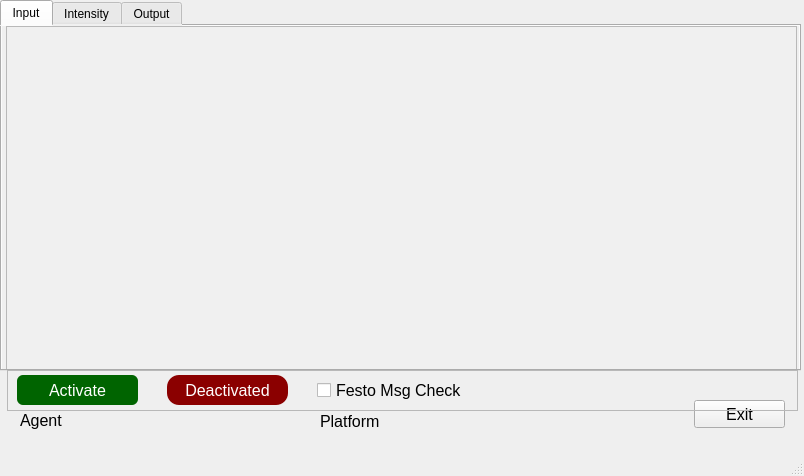
First picture: the form in runtime/main_gui.ui, repository michaelmargolis/MdxMotionPlatformV3, before the edit.
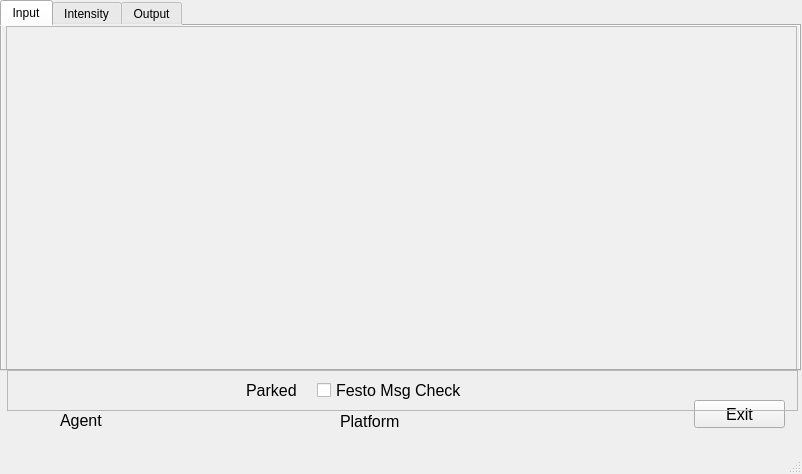
Second picture: the form after the edit.

Diff of the .ui file:
```diff
--- a/runtime/main_gui.ui
+++ b/runtime/main_gui.ui
@@ -6,8 +6,8 @@
    <rect>
     <x>0</x>
     <y>0</y>
-    <width>804</width>
-    <height>476</height>
+    <width>802</width>
+    <height>474</height>
    </rect>
   </property>
   <property name="windowTitle">
@@ -133,9 +133,9 @@
    <widget class="QLabel" name="lbl_client">
     <property name="geometry">
      <rect>
-      <x>20</x>
+      <x>60</x>
       <y>410</y>
-      <width>261</width>
+      <width>231</width>
       <height>20</height>
      </rect>
     </property>
@@ -169,7 +169,7 @@
    <widget class="QLabel" name="lbl_platform">
     <property name="geometry">
      <rect>
-      <x>320</x>
+      <x>340</x>
       <y>411</y>
       <width>231</width>
       <height>21</height>
@@ -202,48 +202,6 @@
     <property name="frameShadow">
      <enum>QFrame::Raised</enum>
     </property>
-    <widget class="QPushButton" name="btn_activate">
-     <property name="geometry">
-      <rect>
-       <x>10</x>
-       <y>5</y>
-       <width>121</width>
-       <height>30</height>
-      </rect>
-     </property>
-     <property name="font">
-      <font>
-       <pointsize>12</pointsize>
-      </font>
-     </property>
-     <property name="styleSheet">
-      <string notr="true">color: white; background-color : darkgreen; border-radius:6px; border: 0px</string>
-     </property>
-     <property name="text">
-      <string>Activate</string>
-     </property>
-    </widget>
-    <widget class="QPushButton" name="btn_deactivate">
-     <property name="geometry">
-      <rect>
-       <x>160</x>
-       <y>5</y>
-       <width>121</width>
-       <height>30</height>
-      </rect>
-     </property>
-     <property name="font">
-      <font>
-       <pointsize>12</pointsize>
-      </font>
-     </property>
-     <property name="styleSheet">
-      <string notr="true">color: white; background-color : darkred; border-radius:12px; border: 0px</string>
-     </property>
-     <property name="text">
-      <string>Deactivated</string>
-     </property>
-    </widget>
     <widget class="QLabel" name="lbl_festo_status">
      <property name="geometry">
       <rect>
@@ -280,6 +238,24 @@
       <string>Festo Msg Check</string>
      </property>
     </widget>
+    <widget class="QLabel" name="lbl_parked">
+     <property name="geometry">
+      <rect>
+       <x>239</x>
+       <y>10</y>
+       <width>61</width>
+       <height>20</height>
+      </rect>
+     </property>
+     <property name="font">
+      <font>
+       <pointsize>12</pointsize>
+      </font>
+     </property>
+     <property name="text">
+      <string>Parked</string>
+     </property>
+    </widget>
    </widget>
    <widget class="QLabel" name="lbl_processing_dur">
     <property name="geometry">
```
Left out of the diff: 4 changed lines with no effect on the pictures.
